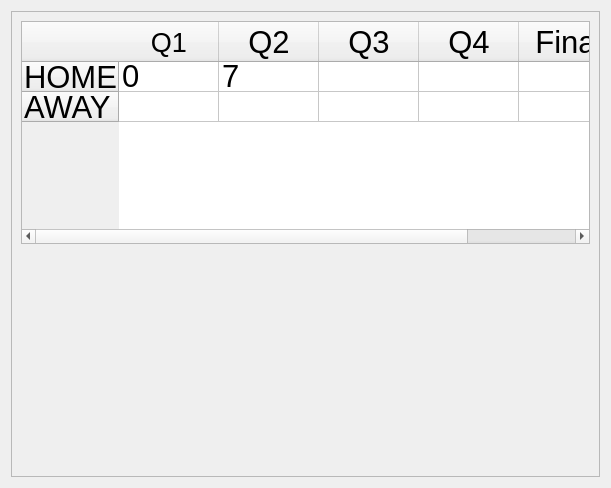
Above: ui_footballBoxScores.ui from jadamwilson2/MathFlash before the change. Below: the same form after it.
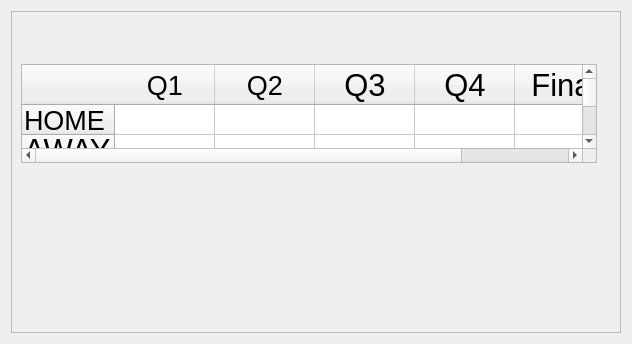
That is the form after the change.

The edit to the form file:
```diff
--- a/ui_footballBoxScores.ui
+++ b/ui_footballBoxScores.ui
@@ -6,10 +6,16 @@
    <rect>
     <x>0</x>
     <y>0</y>
-    <width>611</width>
-    <height>488</height>
+    <width>632</width>
+    <height>344</height>
    </rect>
   </property>
+  <property name="minimumSize">
+   <size>
+    <width>632</width>
+    <height>340</height>
+   </size>
+  </property>
   <property name="windowTitle">
    <string>Form</string>
   </property>
@@ -24,7 +30,25 @@
      </property>
      <layout class="QVBoxLayout" name="verticalLayout_2">
       <item>
-       <widget class="QTableWidget" name="tableWidget">
+       <widget class="QLabel" name="gameInfoLabel">
+        <property name="font">
+         <font>
+          <pointsize>24</pointsize>
+         </font>
+        </property>
+        <property name="text">
+         <string/>
+        </property>
+       </widget>
+      </item>
+      <item>
+       <widget class="QTableWidget" name="scoreTable">
+        <property name="maximumSize">
+         <size>
+          <width>576</width>
+          <height>99</height>
+         </size>
+        </property>
         <property name="font">
          <font>
           <pointsize>23</pointsize>
@@ -37,6 +61,11 @@
          <property name="text">
           <string>HOME</string>
          </property>
+         <property name="font">
+          <font>
+           <pointsize>20</pointsize>
+          </font>
+         </property>
         </row>
         <row>
          <property name="text">
@@ -52,11 +81,23 @@
            <pointsize>20</pointsize>
           </font>
          </property>
+         <property name="background">
+          <color>
+           <red>0</red>
+           <green>0</green>
+           <blue>0</blue>
+          </color>
+         </property>
         </column>
         <column>
          <property name="text">
           <string>Q2</string>
          </property>
+         <property name="font">
+          <font>
+           <pointsize>20</pointsize>
+          </font>
+         </property>
         </column>
         <column>
          <property name="text">
@@ -75,14 +116,69 @@
         </column>
         <item row="0" column="0">
          <property name="text">
-          <string>0</string>
+          <string/>
          </property>
         </item>
         <item row="0" column="1">
          <property name="text">
-          <string>7</string>
+          <string/>
          </property>
         </item>
+        <item row="0" column="2">
+         <property name="text">
+          <string/>
+         </property>
+        </item>
+        <item row="0" column="3">
+         <property name="text">
+          <string/>
+         </property>
+        </item>
+        <item row="0" column="4">
+         <property name="text">
+          <string/>
+         </property>
+        </item>
+        <item row="1" column="0">
+         <property name="text">
+          <string/>
+         </property>
+        </item>
+        <item row="1" column="1">
+         <property name="text">
+          <string/>
+         </property>
+        </item>
+        <item row="1" column="2">
+         <property name="text">
+          <string/>
+         </property>
+        </item>
+        <item row="1" column="3">
+         <property name="text">
+          <string/>
+         </property>
+        </item>
+        <item row="1" column="4">
+         <property name="text">
+          <string/>
+         </property>
+        </item>
+       </widget>
+      </item>
+      <item>
+       <widget class="QLabel" name="feedbackLabel">
+        <property name="font">
+         <font>
+          <pointsize>20</pointsize>
+         </font>
+        </property>
+        <property name="text">
+         <string/>
+        </property>
+        <property name="wordWrap">
+         <bool>true</bool>
+        </property>
        </widget>
       </item>
       <item>
```
Left out of the diff: 4 changed lines with no effect on the pictures.
